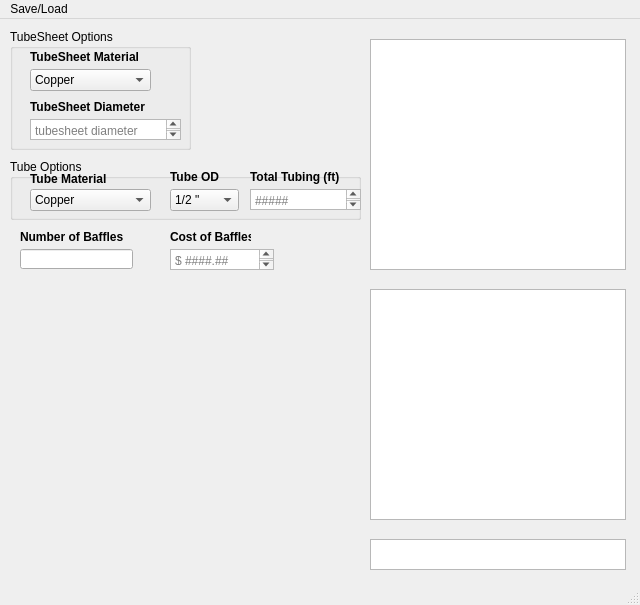
Old version of the form bundle_tool.ui in the repository JIHarrison/BundleTool.
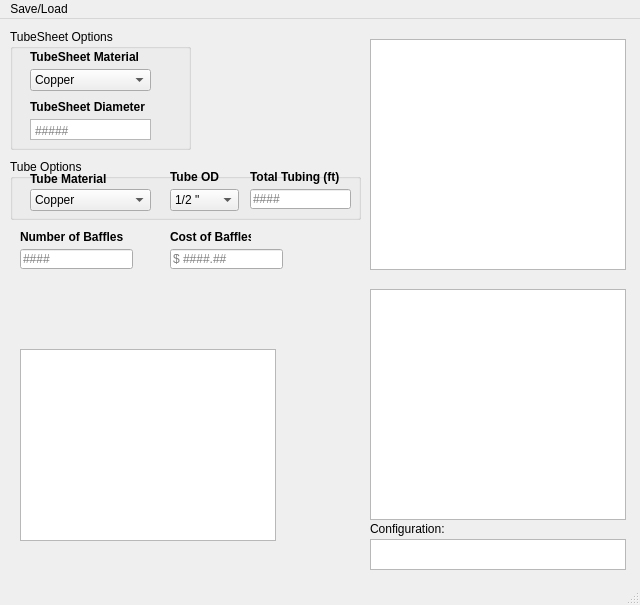
New version of the form.

Commit message: Day 1 UI Changes and Prototyping(end_of_day 6-5-18)

```diff
--- a/bundle_tool.ui
+++ b/bundle_tool.ui
@@ -88,19 +88,6 @@
      <string>Cost of Baffles</string>
     </property>
    </widget>
-   <widget class="QTextEdit" name="baffle_cost_textbox">
-    <property name="geometry">
-     <rect>
-      <x>170</x>
-      <y>230</y>
-      <width>104</width>
-      <height>21</height>
-     </rect>
-    </property>
-    <property name="placeholderText">
-     <string>$ ####.##</string>
-    </property>
-   </widget>
    <widget class="QListView" name="configurator_listview_3">
     <property name="geometry">
      <rect>
@@ -123,19 +110,6 @@
     <property name="title">
      <string>Tube Options</string>
     </property>
-    <widget class="QTextEdit" name="total_tubing_textbox">
-     <property name="geometry">
-      <rect>
-       <x>240</x>
-       <y>30</y>
-       <width>111</width>
-       <height>21</height>
-      </rect>
-     </property>
-     <property name="placeholderText">
-      <string>#####</string>
-     </property>
-    </widget>
     <widget class="QLabel" name="tube_OD_label">
      <property name="geometry">
       <rect>
@@ -241,6 +215,19 @@
       <string>Total Tubing (ft)</string>
      </property>
     </widget>
+    <widget class="QLineEdit" name="total_tubing_lineEdit">
+     <property name="geometry">
+      <rect>
+       <x>240</x>
+       <y>30</y>
+       <width>101</width>
+       <height>20</height>
+      </rect>
+     </property>
+     <property name="placeholderText">
+      <string>####</string>
+     </property>
+    </widget>
    </widget>
    <widget class="QGroupBox" name="groupBox">
     <property name="geometry">
@@ -254,19 +241,6 @@
     <property name="title">
      <string>TubeSheet Options</string>
     </property>
-    <widget class="QTextEdit" name="tubesheet_diameter_textbox">
-     <property name="geometry">
-      <rect>
-       <x>20</x>
-       <y>90</y>
-       <width>151</width>
-       <height>21</height>
-      </rect>
-     </property>
-     <property name="placeholderText">
-      <string>tubesheet diameter</string>
-     </property>
-    </widget>
     <widget class="QLabel" name="tubesheet_material_label">
      <property name="geometry">
       <rect>
@@ -340,7 +314,22 @@
       <string>TubeSheet Diameter</string>
      </property>
     </widget>
-    <zorder>tubesheet_diameter_textbox</zorder>
+    <widget class="QPlainTextEdit" name="tubesheet_diameter_lineEdit">
+     <property name="geometry">
+      <rect>
+       <x>20</x>
+       <y>90</y>
+       <width>121</width>
+       <height>21</height>
+      </rect>
+     </property>
+     <property name="verticalScrollBarPolicy">
+      <enum>Qt::ScrollBarAlwaysOff</enum>
+     </property>
+     <property name="placeholderText">
+      <string>#####</string>
+     </property>
+    </widget>
     <zorder>tubesheet_material_label</zorder>
     <zorder>tubesheet_combobox</zorder>
     <zorder>tubesheet_diameter_label</zorder>
@@ -361,6 +350,45 @@
     <property name="inputMask">
      <string/>
     </property>
+    <property name="placeholderText">
+     <string>####</string>
+    </property>
+   </widget>
+   <widget class="QTextBrowser" name="textBrowser">
+    <property name="geometry">
+     <rect>
+      <x>20</x>
+      <y>330</y>
+      <width>256</width>
+      <height>192</height>
+     </rect>
+    </property>
+   </widget>
+   <widget class="QLineEdit" name="baffle_cost_lineEdit">
+    <property name="geometry">
+     <rect>
+      <x>170</x>
+      <y>230</y>
+      <width>113</width>
+      <height>20</height>
+     </rect>
+    </property>
+    <property name="placeholderText">
+     <string>$ ####.##</string>
+    </property>
+   </widget>
+   <widget class="QLabel" name="label">
+    <property name="geometry">
+     <rect>
+      <x>370</x>
+      <y>500</y>
+      <width>131</width>
+      <height>20</height>
+     </rect>
+    </property>
+    <property name="text">
+     <string>Configuration:</string>
+    </property>
    </widget>
   </widget>
   <widget class="QMenuBar" name="menubar">
```
Left out of the diff: 30 changed lines with no effect on the pictures. The commit also changes 1 other file.
